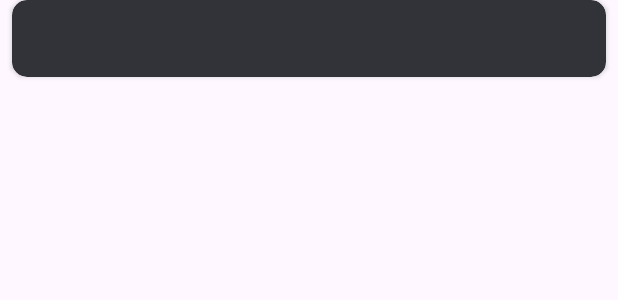
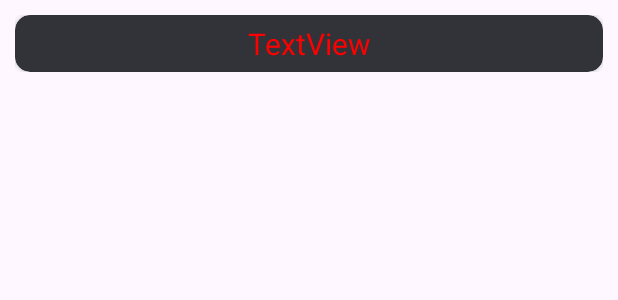
Before and after one commit to Radon240/SomniumApp, an Android app: the layout article_item.xml on its own in the app's theme, with its tools: preview values and no code run, on a phone screen of 412 x 824 dp. Shown: the top 300 px of the screen. Run offline under Robolectric (Android 15) with nearby library versions, the phone set to English and light mode, and no system bars.

Commit message:
setup .xml & other

```diff
--- a/app/src/main/res/layout/article_item.xml
+++ b/app/src/main/res/layout/article_item.xml
@@ -3,29 +3,42 @@
     xmlns:app="http://schemas.android.com/apk/res-auto"
     xmlns:tools="http://schemas.android.com/tools"
     android:layout_width="match_parent"
-    android:layout_height="match_parent">
+    android:layout_height="wrap_content"
+    android:layout_margin="10dp">
 
     <androidx.cardview.widget.CardView
         android:id="@+id/articleCardView"
-        android:layout_width="match_parent"
+        android:layout_width="0dp"
         android:layout_height="wrap_content"
-        android:layout_margin="8dp"
         android:background="?android:attr/selectableItemBackground"
         android:elevation="4dp"
         app:cardBackgroundColor="?attr/backgroundColor"
         app:cardCornerRadius="10dp"
-        tools:ignore="MissingConstraints"
-        tools:layout_editor_absoluteX="8dp">
+        app:layout_constraintBottom_toBottomOf="parent"
+        app:layout_constraintEnd_toEndOf="parent"
+        app:layout_constraintStart_toStartOf="parent"
+        app:layout_constraintTop_toTopOf="parent"
+        tools:ignore="MissingConstraints">
 
-        <TextView
-            android:id="@+id/textViewTitle"
+        <LinearLayout
+            android:id="@+id/articleCardLinLayout"
             android:layout_width="match_parent"
-            android:layout_height="wrap_content"
-            android:color="@android:color/white"
-            android:padding="16dp"
-            android:radius="12dp"
-            android:textColor="@android:color/black"
-            android:textStyle="bold" />
+            android:layout_height="match_parent"
+            android:layout_marginHorizontal="8dp"
+            android:layout_marginVertical="5dp"
+            android:orientation="horizontal">
+
+            <TextView
+                android:id="@+id/articleTitle"
+                android:layout_width="345dp"
+                android:layout_height="match_parent"
+                android:layout_weight="1"
+                android:text="TextView"
+                android:textAlignment="center"
+                android:textColor="#FF0000"
+                android:textSize="20sp" />
+
+        </LinearLayout>
     </androidx.cardview.widget.CardView>
 
 </androidx.constraintlayout.widget.ConstraintLayout>
--- a/app/src/main/res/menu/navigation_menu.xml
+++ b/app/src/main/res/menu/navigation_menu.xml
@@ -67,6 +67,11 @@
                     android:layout_height="wrap_content"
                     android:icon="@drawable/settings_icon"
                     android:title="@string/Settings" />
+                <item
+                    android:id="@+id/web_view"
+                    android:layout_width="wrap_content"
+                    android:layout_height="wrap_content"
+                    android:title="WebView" />
             </menu>
         </item>
     </group>
--- a/app/src/main/res/navigation/mobile_navigation.xml
+++ b/app/src/main/res/navigation/mobile_navigation.xml
@@ -28,7 +28,7 @@
         android:id="@+id/gameplay"
         android:name="com.example.somniumapp.Gameplay"
         android:label="fragment_gameplay"
-        tools:layout="@layout/fragment_gameplay" />
+        tools:layout="@layout/fragment_articles_by_category" />
     <fragment
         android:id="@+id/donate"
         android:name="com.example.somniumapp.Donate"
--- a/app/src/main/res/values/themes.xml
+++ b/app/src/main/res/values/themes.xml
@@ -2,9 +2,12 @@
     <style name="AppTheme" parent="Theme.Material3.DayNight.NoActionBar">
         <item name="colorPrimary">@color/main_color</item>
         <item name="backgroundColor">@color/discord_grey</item>
+        <item name="android:statusBarColor">@color/main_color</item>
         <item name="android:windowTranslucentNavigation">true</item>
         <item name="android:windowTranslucentStatus">true</item>
         <item name="android:fitsSystemWindows">true</item>
+        <item name="windowActionBarOverlay">true</item>
+        <item name="android:background"> @null </item>
     </style>
 
     <style name="AppTheme.Night" parent="AppTheme" >
```
Also changed, not shown: app/src/main/res/layout/settings_activity.xml (+30 -21 lines).
